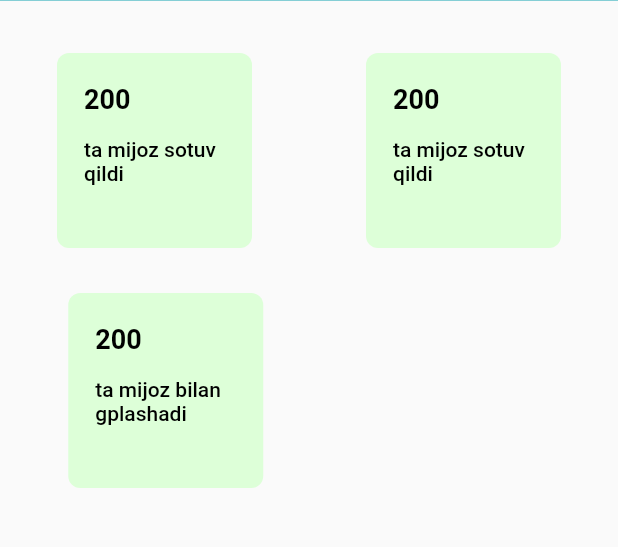
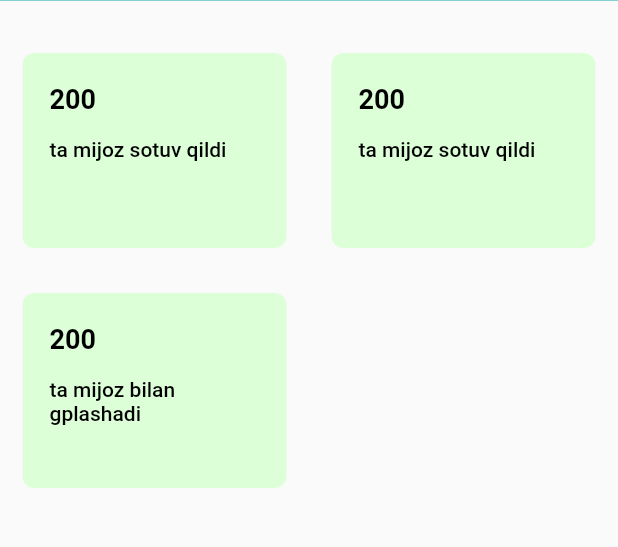
Before and after one commit to diyorchikk/script_app, a Flutter app: the screen it shows after launch, after a tap on an icon or button, on a phone screen of 412 x 824 dp, the part 91-638 px from its top. Run offline on Flutter 3.47's test engine with Material 2 defaults, Android fonts, the phone set to English and light mode, and no system bars; our stand-ins replace flutter_svg.

Commit message:
add: finished

```diff
--- a/lib/main.dart
+++ b/lib/main.dart
@@ -1,6 +1,5 @@
 import 'package:flutter/material.dart';
 import 'package:script_app/screens/Skriptlar_screen.dart';
-import 'package:script_app/screens/data_user.dart';
 
 void main() {
   runApp(const MyApp());
--- a/lib/screens/data_user.dart
+++ b/lib/screens/data_user.dart
@@ -1,6 +1,5 @@
 import 'package:flutter/material.dart';
 import 'package:script_app/resources/styles.dart';
-
 import '../widgets/buttom.dart';
 import '../widgets/w_app_bar.dart';
 import '../widgets/w_text_field.dart';
--- a/lib/screens/skriptlar_screen.dart
+++ b/lib/screens/skriptlar_screen.dart
@@ -4,7 +4,6 @@ import 'package:script_app/screens/statistika_screen.dart';
 import '../resources/app_icons.dart';
 import '../resources/colors.dart';
 import '../resources/styles.dart';
-import '../widgets/pop_menu.dart';
 import '../widgets/w_cards.dart';
 import 'calling_cards.dart';
 
@@ -66,7 +65,8 @@ class _SkriptlarScreenState extends State<SkriptlarScreen> {
             Row(
               mainAxisAlignment: MainAxisAlignment.spaceAround,
               children: [
-                GestureDetector(
+                Expanded(
+                  child: GestureDetector(
                     onTap: () {
                       setState(() {
                         cardNumber++;
@@ -75,6 +75,10 @@ class _SkriptlarScreenState extends State<SkriptlarScreen> {
                     child: Container(
                       width: 130,
                       height: 130,
+                      margin: const EdgeInsets.only(
+                        left: 15,
+                        right: 15,
+                      ),
                       decoration: const BoxDecoration(
                         color: Color(0xFFE9E8E8),
                         borderRadius: BorderRadius.all(
@@ -98,7 +102,9 @@ class _SkriptlarScreenState extends State<SkriptlarScreen> {
                       ),
                     ),
                   ),
-                 WCards(
+                ),
+                 Expanded(
+                   child: WCards(
                     onTab: () {
                       Navigator.of(context).push(MaterialPageRoute(builder: (context) => const CallingCards(),),);
                     },
@@ -108,19 +114,18 @@ class _SkriptlarScreenState extends State<SkriptlarScreen> {
                     cardColor: Colors.blue,
                     svgIcon: true,
                 ),
+                 ),
               ],
             ),
-            const SizedBox(height: 20),
-            Row(
-              mainAxisAlignment: MainAxisAlignment.spaceAround,
-              children: [
             Column(
               children: [
                 ...List.generate(
                   cardNumber,
-                      (index) => Column(
+                  (index) => Row(
+                    mainAxisAlignment: MainAxisAlignment.spaceAround,
                     children: [
-                          WCards(
+                      Expanded(
+                        child: WCards(
                           onTab: () {
                             Navigator.of(context).push(MaterialPageRoute(builder: (context) => const CallingCards(),),);
                           },
@@ -130,31 +135,21 @@ class _SkriptlarScreenState extends State<SkriptlarScreen> {
                           cardColor: Colors.blue,
                           svgIcon: false,
                         ),
-                        ],
                       ),
-                    ),
-                  ],
-                ),
-                Column(
-                  children: [
-                    ...List.generate(
-                      cardNumber,
-                      (index) => Column(
-                        children: [
-                          WCards(
+                      Expanded(
+                        child: WCards(
                           onTab: () {
                             Navigator.of(context).push(MaterialPageRoute(builder: (context) => const CallingCards(),),);
                           },
-                            cardSvg: "AppIcons.search",
+                          cardSvg: AppIcons.search,
                           cardInfo: "Kurs narxlarini aniqlab olish",
                           cardNumber: 200,
                           cardColor: Colors.blue,
                           svgIcon: false,
                         ),
+                      ),
                     ],
                   ),
-                    ),
-                  ],
                 ),
               ],
             ),
--- a/lib/screens/statistika_screen.dart
+++ b/lib/screens/statistika_screen.dart
@@ -24,7 +24,8 @@ class _StatistikaScreenState extends State<StatistikaScreen> {
             children: [
               ...List.generate(
                 2,
-                (index) => WCards(
+                (index) => Expanded(
+                  child: WCards(
                     onTab: () {},
                     cardSvg: "",
                     cardInfo: "ta mijoz sotuv qildi",
@@ -33,12 +34,14 @@ class _StatistikaScreenState extends State<StatistikaScreen> {
                     svgIcon: false,
                   ),
                 ),
+              ),
             ],
           ),
           Row(
             mainAxisAlignment: MainAxisAlignment.spaceAround,
             children: [
-              WCards(
+              Expanded(
+                child: WCards(
                   onTab: () {},
                   cardSvg: "",
                   cardInfo: "ta mijoz bilan gplashadi",
@@ -46,7 +49,10 @@ class _StatistikaScreenState extends State<StatistikaScreen> {
                   cardColor: Colors.blue,
                   svgIcon: false,
                 ),
-              const SizedBox(width: 130),
+              ),
+              const Expanded(
+                child: SizedBox(width: 130),
+              ),
             ],
           ),
         ],
```
Also changed, not shown: lib/screens/calling_cards.dart (+20 -23 lines). Lines whose indentation alone changed are shown as unchanged.
